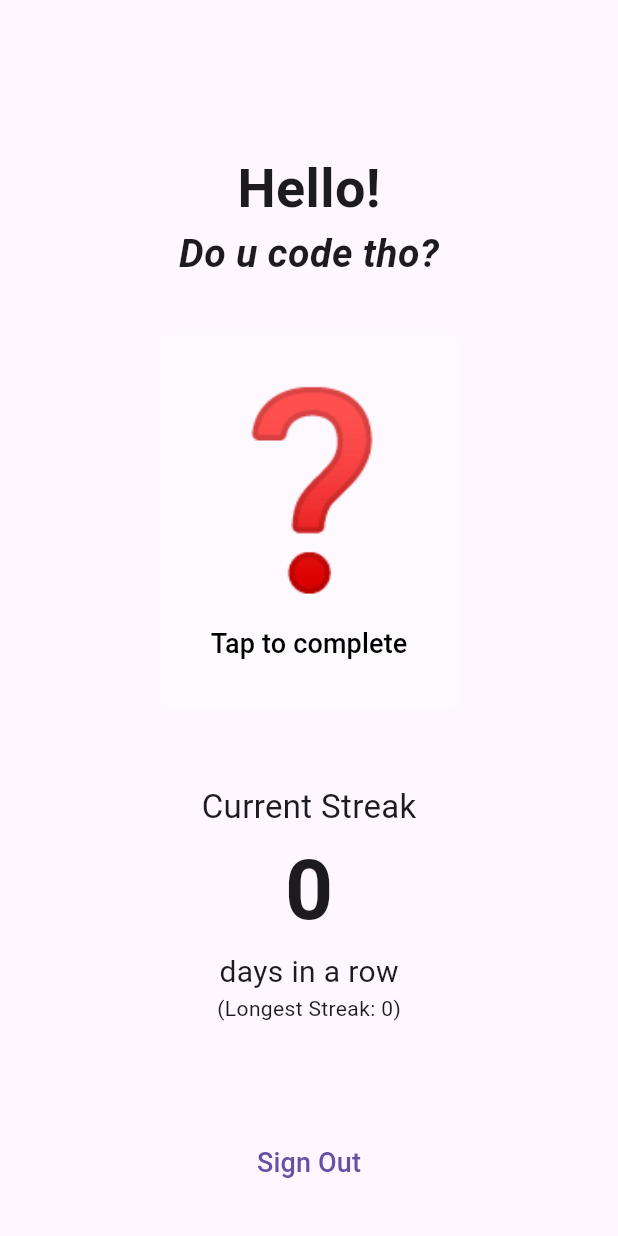
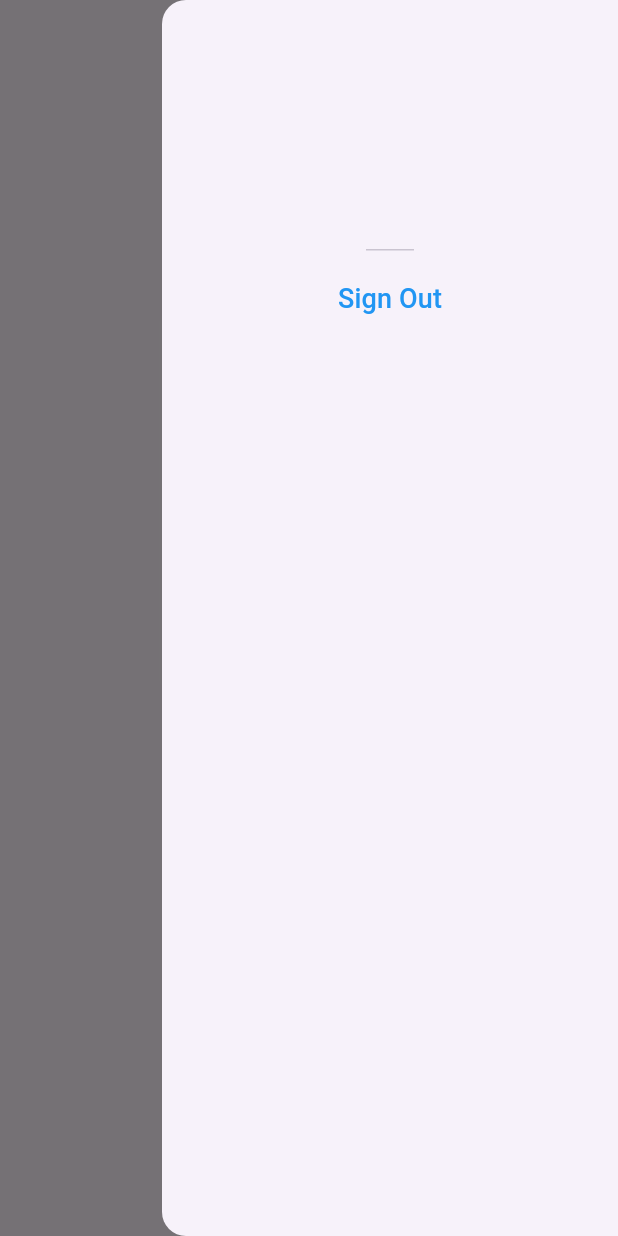
Before and after one commit to TheBeville/doucodetho, a Flutter app: the screen it shows once a user with an empty profile is signed in, with the side drawer open (before the commit the screen has no drawer), on a phone screen of 412 x 824 dp. Run offline on Flutter 3.47's test engine with Material 3 defaults, Android fonts, the light colour scheme and no system bars; our stand-ins replace flutter_bloc, flutter_dotenv, get_it, supabase_flutter; accounts and stored records are empty.

Commit message:
add user_info_cubit, home_view_drawer

```diff
--- a/lib/auth/auth_service.dart
+++ b/lib/auth/auth_service.dart
@@ -40,6 +40,15 @@ class AuthService {
     return supabase.auth.currentSession?.user;
   }
 
+  Future<String> getCurrentUserName(String userID) async {
+    final response = await supabase
+        .from('profiles')
+        .select('username')
+        .eq('id', userID)
+        .single();
+    return response['username'];
+  }
+
   Future<void> signOut() async {
     await supabase.auth.signOut();
   }
--- /dev/null
+++ b/lib/cubit/user_info_cubit.dart
@@ -0,0 +1,35 @@
+import 'package:doucodetho/auth/auth_service.dart';
+import 'package:doucodetho/model/user_info_model.dart';
+import 'package:flutter_bloc/flutter_bloc.dart';
+
+import '../locator.dart';
+
+class UserInfoCubit extends Cubit<UserInfo> {
+  UserInfoCubit()
+      : super(
+          UserInfo(
+            userID: '',
+            username: '',
+            email: '',
+          ),
+        );
+
+  Future<void> getUserName() async {
+    final user = locator<AuthService>().getCurrentUser();
+    final String username;
+
+    if (user != null) {
+      username = await locator<AuthService>().getCurrentUserName(user.id);
+    } else {
+      username = '';
+    }
+
+    emit(
+      UserInfo(
+        userID: user?.id ?? '',
+        username: username,
+        email: user?.email! ?? '',
+      ),
+    );
+  }
+}
--- a/lib/main.dart
+++ b/lib/main.dart
@@ -1,3 +1,4 @@
+import 'package:doucodetho/cubit/user_info_cubit.dart';
 import 'package:doucodetho/cubit/streak_data_cubit.dart';
 import 'package:flutter/material.dart';
 import 'package:doucodetho/locator.dart';
@@ -27,8 +28,15 @@ class MainApp extends StatelessWidget {
   Widget build(BuildContext context) {
     return MaterialApp(
       debugShowCheckedModeBanner: false,
-      home: BlocProvider(
-        create: (context) => StreakDataCubit(),
+      home: MultiBlocProvider(
+        providers: [
+          BlocProvider(
+            create: (context) => StreakDataCubit(),
+          ),
+          BlocProvider(
+            create: (context) => UserInfoCubit(),
+          ),
+        ],
         child: StreamBuilder(
           stream: supabase.auth.onAuthStateChange,
           builder: (context, snapshot) {
--- /dev/null
+++ b/lib/model/user_info_model.dart
@@ -0,0 +1,11 @@
+class UserInfo {
+  final String userID;
+  final String username;
+  final String? email;
+
+  UserInfo({
+    required this.userID,
+    required this.username,
+    this.email,
+  });
+}
--- a/lib/view/home_view.dart
+++ b/lib/view/home_view.dart
@@ -1,7 +1,8 @@
-import 'package:doucodetho/auth/auth_service.dart';
-import 'package:doucodetho/locator.dart';
+import 'package:doucodetho/cubit/user_info_cubit.dart';
+import 'package:doucodetho/model/user_info_model.dart';
 import 'package:doucodetho/model/streak_data_model.dart';
 import 'package:doucodetho/cubit/streak_data_cubit.dart';
+import 'package:doucodetho/widget/home_view_drawer.dart';
 import 'package:flutter/material.dart';
 import 'package:flutter_bloc/flutter_bloc.dart';
 
@@ -19,15 +20,14 @@ class _HomeViewState extends State<HomeView> {
   void initState() {
     super.initState();
     context.read<StreakDataCubit>().getStreakData();
-  }
-
-  void signOut() {
-    locator<AuthService>().signOut();
+    context.read<UserInfoCubit>().getUserName();
   }
 
   @override
   Widget build(BuildContext context) {
     return Scaffold(
+      appBar: AppBar(),
+      endDrawer: HomeViewDrawer(),
       body: BlocBuilder<StreakDataCubit, StreakData>(
         builder: (context, streakData) {
           bool showButton = !streakData.dayCompleted;
@@ -35,13 +35,16 @@ class _HomeViewState extends State<HomeView> {
           return Center(
             child: Column(
               children: [
-                SizedBox(height: 100),
-                Text(
-                  'Hello!',
-                  style: TextStyle(
-                    fontSize: 36,
-                    fontWeight: FontWeight.bold,
-                  ),
+                BlocBuilder<UserInfoCubit, UserInfo>(
+                  builder: (context, authInfo) {
+                    return Text(
+                      'Hello, ${authInfo.username}!',
+                      style: TextStyle(
+                        fontSize: 36,
+                        fontWeight: FontWeight.bold,
+                      ),
+                    );
+                  },
                 ),
                 Text(
                   'Do u code tho?',
@@ -148,12 +151,6 @@ class _HomeViewState extends State<HomeView> {
                       ),
                 Text('(Longest Streak: ${streakData.longest})'),
                 Spacer(flex: 2),
-                TextButton(
-                    onPressed: signOut,
-                    child: Text(
-                      'Sign Out',
-                      style: TextStyle(fontSize: 18),
-                    )),
                 SizedBox(height: 25),
               ],
             ),
--- /dev/null
+++ b/lib/widget/home_view_drawer.dart
@@ -0,0 +1,75 @@
+import 'package:doucodetho/auth/auth_service.dart';
+import 'package:doucodetho/cubit/user_info_cubit.dart';
+import 'package:doucodetho/model/user_info_model.dart';
+import 'package:flutter/material.dart';
+import 'package:flutter_bloc/flutter_bloc.dart';
+
+import '../locator.dart';
+
+class HomeViewDrawer extends StatefulWidget {
+  const HomeViewDrawer({super.key});
+
+  @override
+  State<HomeViewDrawer> createState() => _HomeViewDrawerState();
+}
+
+class _HomeViewDrawerState extends State<HomeViewDrawer> {
+  @override
+  void initState() {
+    super.initState();
+  }
+
+  void signOut() {
+    locator<AuthService>().signOut();
+  }
+
+  @override
+  Widget build(BuildContext context) {
+    return Drawer(
+      child: Column(
+        crossAxisAlignment: CrossAxisAlignment.center,
+        children: [
+          SizedBox(
+            height: 175,
+            child: DrawerHeader(
+              child: BlocBuilder<UserInfoCubit, UserInfo>(
+                builder: (context, authInfo) {
+                  return Column(
+                    children: [
+                      Text(
+                        authInfo.username,
+                        style: TextStyle(
+                          fontSize: 36,
+                          fontWeight: FontWeight.bold,
+                        ),
+                      ),
+                      Text(
+                        authInfo.email!,
+                        style: TextStyle(
+                          color: Colors.grey[800],
+                        ),
+                      ),
+                    ],
+                  );
+                },
+              ),
+            ),
+          ),
+          TextButton(
+            child: Text(
+              'Sign Out',
+              style: TextStyle(
+                fontSize: 18,
+                color: Colors.blue,
+              ),
+            ),
+            onPressed: () {
+              signOut();
+              Navigator.pop(context);
+            },
+          ),
+        ],
+      ),
+    );
+  }
+}
```
Also changed, not shown: 125 other files.
